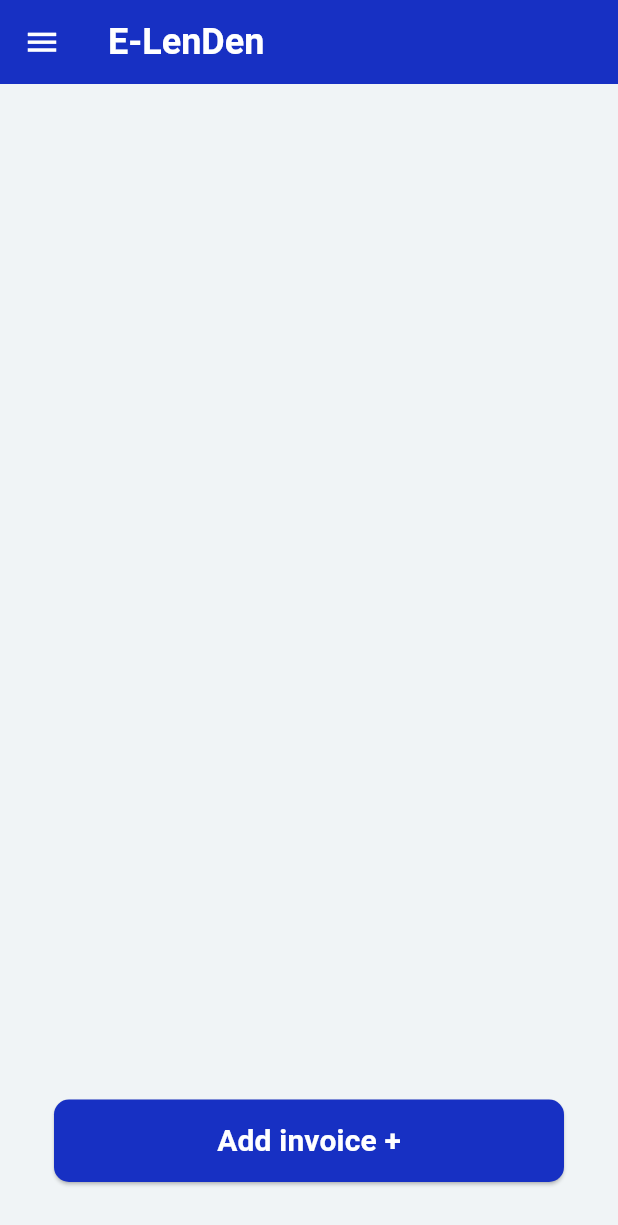
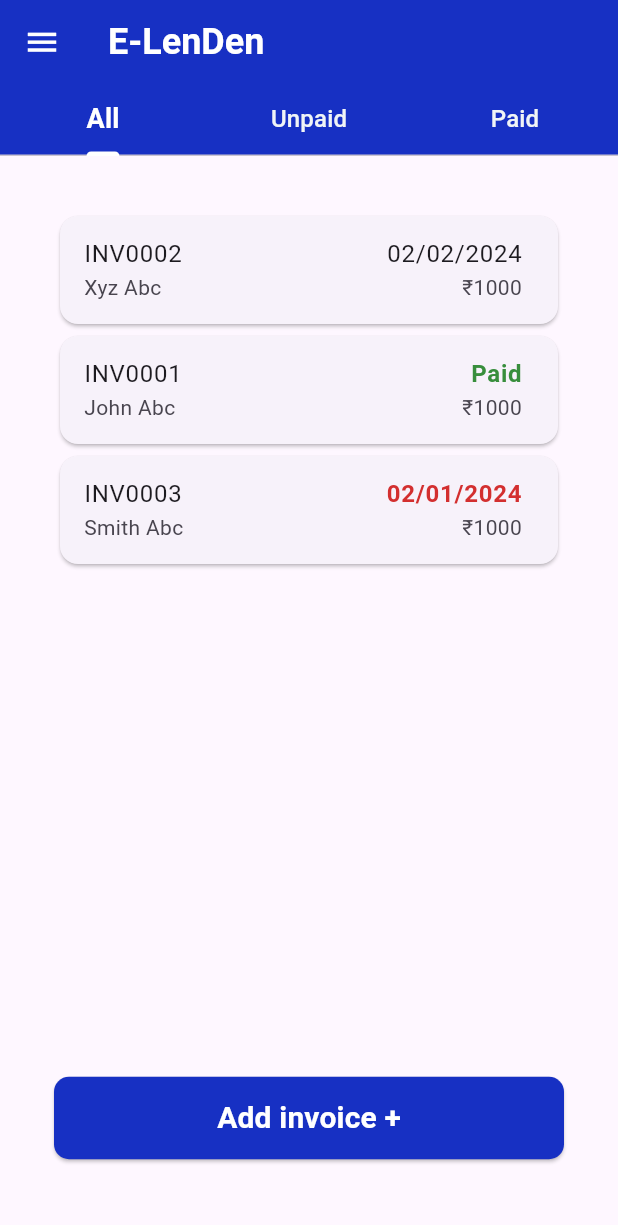
Before and after one commit to Ankit-5472/invoiceApp, a Flutter app: the homeScreen screen opened directly, on a phone screen of 412 x 824 dp. Shown: the top 1225 px of the screen. Run offline on Flutter 3.47's test engine with Material 3 defaults, Android fonts, the light colour scheme and no system bars; our stand-ins replace fluttertoast, get, image_picker, pdf, permission_handler.

Commit message:
Home Screen

```diff
--- /dev/null
+++ b/lib/screens/home_screen/allInvoice_screen.dart
@@ -0,0 +1,68 @@
+import 'package:e_lenden/screens/invoice_screen/invoice_screen.dart';
+import 'package:e_lenden/utils/constants/constants.dart';
+import 'package:e_lenden/widgets/main_widgets/bottom_button.dart';
+import 'package:e_lenden/widgets/main_widgets/invoiceDetails_card.dart';
+import 'package:flutter/material.dart';
+
+class allInvoice extends StatefulWidget {
+  @override
+  State<allInvoice> createState() => _allInvoiceState();
+}
+
+class _allInvoiceState extends State<allInvoice> {
+  String invoiceNo = "INV0002";
+  String dueDate = "02/02/2024";
+  String payerName = "Xyz Abc";
+  String amount = "1000";
+  String invoiceNo1 = "INV0001";
+  String dueDate1 = "Paid";
+  String payerName1 = "John Abc";
+  String amount1 = "1000";
+  String invoiceNo2 = "INV0003";
+  String dueDate2 = "02/01/2024";
+  String payerName2 = "Smith Abc";
+  String amount2 = "1000";
+
+  @override
+  Widget build(BuildContext context) {
+    return Padding(
+      padding: const EdgeInsets.all(36.0),
+      child: Column(
+        mainAxisAlignment: MainAxisAlignment.start,
+        crossAxisAlignment: CrossAxisAlignment.stretch,
+        children: [
+          invoiceDetails(
+            invoiceNumber: Text(invoiceNo),
+            dueDate: Text(dueDate),
+            payerName: Text(payerName),
+            amount: Text("₹$amount"),
+          ),
+          invoiceDetails(
+            invoiceNumber: Text(invoiceNo1),
+            dueDate: Text(dueDate1,style: KpaidInvoiceDateText),
+            payerName: Text(payerName1),
+            amount: Text("₹$amount1"),
+          ),
+          invoiceDetails(
+            invoiceNumber: Text(invoiceNo2),
+            dueDate: Text(dueDate2,style: KunpaidInvoiceDateText),
+            payerName: Text(payerName2),
+            amount: Text("₹$amount2"),
+          ),
+          SizedBox(
+            height: MediaQuery.of(context).size.height * 0.41,
+          ),
+          bottomButton(
+              onpressed: () {
+                Navigator.push(context,
+                    MaterialPageRoute(builder: (context) => InvoiceScreen()));
+              },
+              text: const Text(
+                "Add invoice +",
+                style: KmainButtonText,
+              ))
+        ],
+      ),
+    );
+  }
+}
--- a/lib/screens/home_screen/home_screen.dart
+++ b/lib/screens/home_screen/home_screen.dart
@@ -1,9 +1,10 @@
+import 'package:e_lenden/screens/home_screen/allInvoice_screen.dart';
 import 'package:e_lenden/screens/home_screen/drawer_screen.dart';
-import 'package:e_lenden/screens/invoice_screen/invoice_screen.dart';
+import 'package:e_lenden/screens/home_screen/paidInvoice_screen.dart';
+import 'package:e_lenden/screens/home_screen/unpaidInvoice_screen.dart';
 import 'package:e_lenden/utils/constants/color_constants.dart';
 import 'package:e_lenden/utils/constants/constants.dart';
-import 'package:e_lenden/widgets/main_widgets/appbar.dart';
-import 'package:e_lenden/widgets/main_widgets/bottom_button.dart';
+import 'package:flutter/cupertino.dart';
 import 'package:flutter/material.dart';
 
 class homeScreen extends StatefulWidget {
@@ -11,27 +12,39 @@ class homeScreen extends StatefulWidget {
   State<homeScreen> createState() => _homeScreenState();
 }
 
-
-
 class _homeScreenState extends State<homeScreen> {
   @override
   Widget build(BuildContext context) {
-    return Scaffold(
-      appBar: AppBarTitle(title: "E-LenDen"),
-      backgroundColor: appBackgroundColor,
-      body: Padding(
-        padding: const EdgeInsets.all(36.0),
-        child: Column(
-          mainAxisAlignment: MainAxisAlignment.end,
-          crossAxisAlignment: CrossAxisAlignment.stretch,
+    return DefaultTabController(
+      length: 3,
+      child: Scaffold(
+        appBar: AppBar(
+          title: const Text(
+            "E-LenDen",
+            style: KappBarText,
+          ),
+          bottom: const TabBar(
+            tabs: [Tab(text: "All"), Tab(text: "Unpaid"), Tab(text: "Paid")],
+            indicatorColor: KsecondaryColor,
+            labelColor: KsecondaryColor,
+            labelStyle: KonbordingBottonText,
+            unselectedLabelColor: KappBackgroundColor,
+            unselectedLabelStyle:
+                KbuttonText,
+          ),
+          backgroundColor: KprimaryColor,
+          iconTheme: const IconThemeData(color: Colors.white, size: 25.0),
+        ),
+        body: Column(
           children: [
-            bottomButton(onpressed: (){
-              Navigator.push(context, MaterialPageRoute(builder: (context)=>InvoiceScreen()));
-            }, text: Text("Add invoice +", style: KmainButtonText,))
+            Expanded(
+                child: TabBarView(
+              children: [allInvoice(), unpaidInvoice(), paidInvoice()],
+            ))
           ],
         ),
+        drawer: drawerScreen(),
       ),
-      drawer: drawerScreen(),
     );
   }
 }
--- a/lib/screens/invoice_screen/invoice_screen.dart
+++ b/lib/screens/invoice_screen/invoice_screen.dart
@@ -13,7 +13,7 @@ class InvoiceScreen extends StatelessWidget {
     return DefaultTabController(
       length: 2,
       child: Scaffold(
-        backgroundColor: appBackgroundColor,
+        backgroundColor: KappBackgroundColor,
         appBar: AppBar(
           leading: const appbarBackButton(),
           bottom: TabBar(
--- a/lib/screens/onboarding_screens/landing_screen.dart
+++ b/lib/screens/onboarding_screens/landing_screen.dart
@@ -30,7 +30,7 @@ class _landingScreenState extends State<landingScreen> {
           ],
         ),
       ),
-      backgroundColor: appBackgroundColor,
+      backgroundColor: KappBackgroundColor,
       body: Container(
           decoration: const BoxDecoration(
             image: DecorationImage(
--- a/lib/screens/onboarding_screens/login_screen.dart
+++ b/lib/screens/onboarding_screens/login_screen.dart
@@ -24,7 +24,7 @@ class _loginScreenState extends State<loginScreen> {
   @override
   Widget build(BuildContext context) {
     return Scaffold(
-      backgroundColor: appBackgroundColor,
+      backgroundColor: KappBackgroundColor,
       appBar: appbarBackButton(),
       body: ListView(
         keyboardDismissBehavior: ScrollViewKeyboardDismissBehavior.onDrag,
--- a/lib/screens/onboarding_screens/signup_screen.dart
+++ b/lib/screens/onboarding_screens/signup_screen.dart
@@ -29,7 +29,7 @@ class _signUpScreenState extends State<signUpScreen> {
   @override
   Widget build(BuildContext context) {
     return Scaffold(
-      backgroundColor: appBackgroundColor,
+      backgroundColor: KappBackgroundColor,
       appBar: appbarBackButton(),
       body: ListView(
         keyboardDismissBehavior: ScrollViewKeyboardDismissBehavior.onDrag,
--- a/lib/screens/onboarding_screens/verification_screen.dart
+++ b/lib/screens/onboarding_screens/verification_screen.dart
@@ -71,7 +71,7 @@ class _otpVerificationState extends State<otpVerification> {
   Widget build(BuildContext context) {
     //Fluttertoast.showToast(msg: "${widget.generatedOTP}");
     return Scaffold(
-      backgroundColor: appBackgroundColor,
+      backgroundColor: KappBackgroundColor,
       appBar: appbarBackButton(),
       body: ListView(
         children: [
--- a/lib/utils/constants/color_constants.dart
+++ b/lib/utils/constants/color_constants.dart
@@ -4,4 +4,6 @@ const Color KprimaryColor = Color(0xFF1730C3);
 const Color KsecondaryColor = Colors.white;
 const Color KblackColor = Colors.black;
 const Color KdrawerColor = Colors.grey;
-const Color appBackgroundColor = Color(0xFFF0F4F6);
+const Color KappBackgroundColor = Color(0xFFF0F4F6);
+const Color KpaidInvoiceColor = Color(0xFF388E3C);
+const Color KunpaidInvoiceColor = Color(0xFFD32F2F);
--- a/lib/utils/constants/constants.dart
+++ b/lib/utils/constants/constants.dart
@@ -24,3 +24,7 @@ const KonboardingScreenText = TextStyle(fontSize: 26.0, fontWeight: FontWeight.b
 
 const KappbarBackButton = TextStyle(fontWeight: FontWeight.bold, color: KprimaryColor, fontSize: 22.0);
 const KmainButtonText = TextStyle(fontWeight: FontWeight.bold, color: KsecondaryColor,fontSize: 20.0);
+
+
+const KpaidInvoiceDateText = TextStyle(color: KpaidInvoiceColor, fontWeight: FontWeight.bold);
+const KunpaidInvoiceDateText = TextStyle(color: KunpaidInvoiceColor, fontWeight: FontWeight.bold);
--- /dev/null
+++ b/lib/widgets/main_widgets/invoiceDetails_card.dart
@@ -0,0 +1,24 @@
+import 'package:flutter/material.dart';
+
+class invoiceDetails extends StatelessWidget {
+  invoiceDetails({required this.invoiceNumber, required this.dueDate, required this.payerName, required this.amount});
+
+  final Text invoiceNumber;
+  final Text dueDate;
+  final Text payerName;
+  final Text amount;
+
+  @override
+  Widget build(BuildContext context) {
+    return  Card(
+      child: ListTile(
+        title: Row(
+          children: [invoiceNumber, Spacer(), dueDate],
+        ),
+        subtitle: Row(
+          children: [payerName, Spacer(), amount],
+        ),
+      ),
+    );
+  }
+}
```
Also changed, not shown: lib/screens/home_screen/paidInvoice_screen.dart (added, +53 -0 lines), lib/screens/home_screen/unpaidInvoice_screen.dart (added, +63 -0 lines), lib/screens/invoice_screen/invoiceSetting_screen.dart (+1 -8 lines), pubspec.lock, 5 other files.
